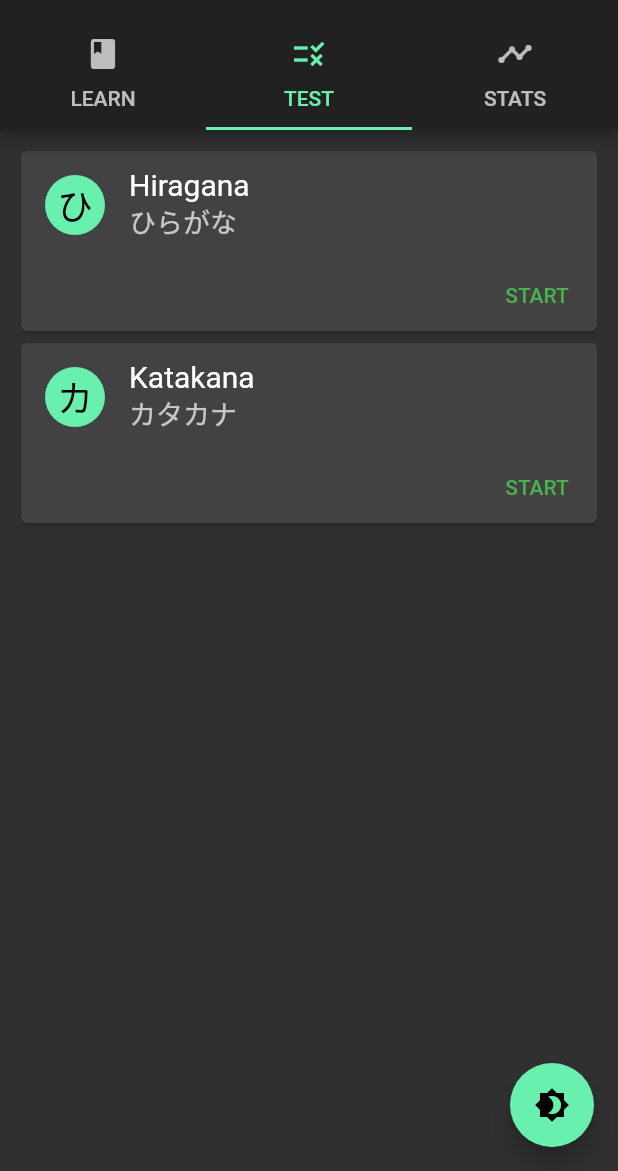
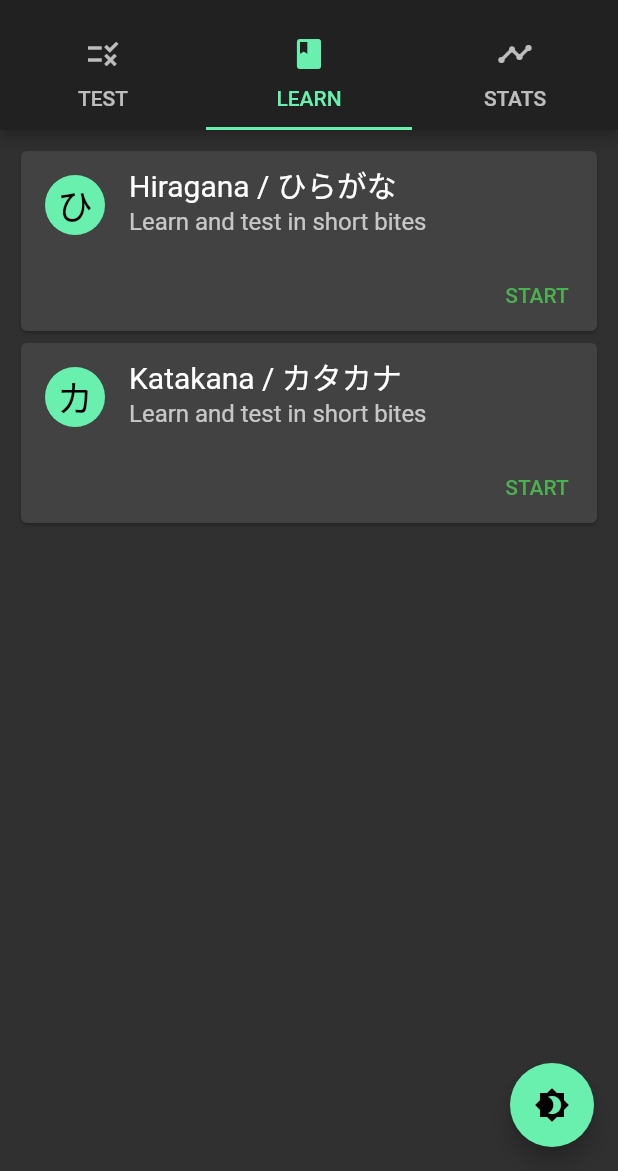
Before and after one commit to flyingcakes85/midori, a Flutter app: the screen it shows after launch, on a phone screen of 412 x 824 dp, the part 65-1236 px from its top. Run offline on Flutter 3.47's test engine with Material 2 defaults, Android fonts, the phone set to English and light mode, and no system bars; our stand-ins replace fluttertoast, get, get_storage, pie_chart.

Commit message:
UI Changes

```diff
--- a/lib/home_view.dart
+++ b/lib/home_view.dart
@@ -53,12 +53,12 @@ class _HomeViewState extends State<HomeView>
         title: Text('緑 Midori'),
         bottom: TabBar(controller: _tabController, tabs: <Widget>[
           Tab(
+            icon: Icon(Icons.rule),
+            text: 'TEST',
+          ),
+          Tab(
             icon: Icon(Icons.book),
             text: 'LEARN',
-          ),
-          Tab(
-            icon: Icon(Icons.rule),
-            text: 'TEST',
           ),
           Tab(
             icon: Icon(Icons.timeline),
@@ -82,8 +82,8 @@ class _HomeViewState extends State<HomeView>
       body: TabBarView(
         controller: _tabController,
         children: <Widget>[
+          TestScreen(),
           LearnScreen(),
-          TestScreen(),
           StatsScreen(),
         ],
       ),
--- a/lib/screens/learn_screen.dart
+++ b/lib/screens/learn_screen.dart
@@ -22,8 +22,8 @@ class LearnScreen extends StatelessWidget {
     return Container(
         padding: EdgeInsets.all(10),
         child: Column(children: [
-          LearnCard('Hiragana', 'Learn and test in short bites', 0),
-          LearnCard('Katakana', 'Learn and test in short bites', 1),
+          LearnCard('Hiragana / ひらがな', 'Learn and test in short bites', 0),
+          LearnCard('Katakana / カタカナ', 'Learn and test in short bites', 1),
         ]));
   }
 }
--- a/lib/screens/test_screen.dart
+++ b/lib/screens/test_screen.dart
@@ -23,8 +23,8 @@ class TestScreen extends StatelessWidget {
     return Container(
         padding: EdgeInsets.all(10),
         child: Column(children: [
-          ListingCard('Hiragana', 'ひらがな', 0),
-          ListingCard('Katakana', 'カタカナ', 1),
+          ListingCard('Hiragana / ひらがな', 'Test your skills!', 0),
+          ListingCard('Katakana / カタカナ', 'Test your skills!', 1),
         ]));
   }
 }
--- a/lib/widgets/learn_card.dart
+++ b/lib/widgets/learn_card.dart
@@ -35,8 +35,8 @@ class LearnCard extends StatelessWidget {
 
   // 0 for Hiragana
   // 1 for Katakana
-  final int chosenCharset;
-  LearnCard(this.titleText, this.subtitleText, this.chosenCharset);
+  final int chosenCharSet;
+  LearnCard(this.titleText, this.subtitleText, this.chosenCharSet);
   @override
   Widget build(BuildContext context) {
     return Card(
@@ -45,14 +45,21 @@ class LearnCard extends StatelessWidget {
         children: <Widget>[
           ListTile(
             leading: CircleAvatar(
-                backgroundColor: Colors.greenAccent, child: Icon(Icons.public)),
+              backgroundColor: Colors.greenAccent,
+              child: Center(
+                child: Text(
+                  chosenCharSet == 0 ? "ひ" : "カ",
+                  style: TextStyle(fontSize: 24),
+                ),
+              ),
+            ),
             title: Text(
               titleText,
               style: TextStyle(fontSize: 20),
             ),
             subtitle: Text(
               subtitleText,
-              style: TextStyle(fontSize: 18),
+              style: TextStyle(fontSize: 16),
             ),
           ),
           Row(
@@ -63,7 +70,7 @@ class LearnCard extends StatelessWidget {
                 onPressed: () {
                   // launchURL(url);
                   Get.to(() => LearnStatus(
-                      chosenCharset,
+                      chosenCharSet,
                       Get.isDarkMode
                           ? Consts.darkTheme.cardColor
                           : Consts.lightTheme.cardColor));
--- a/lib/widgets/listing_card.dart
+++ b/lib/widgets/listing_card.dart
@@ -44,7 +44,7 @@ class ListingCard extends StatelessWidget {
             ),
             subtitle: Text(
               subtitleText,
-              style: TextStyle(fontSize: 18),
+              style: TextStyle(fontSize: 16),
             ),
           ),
           Row(
```
